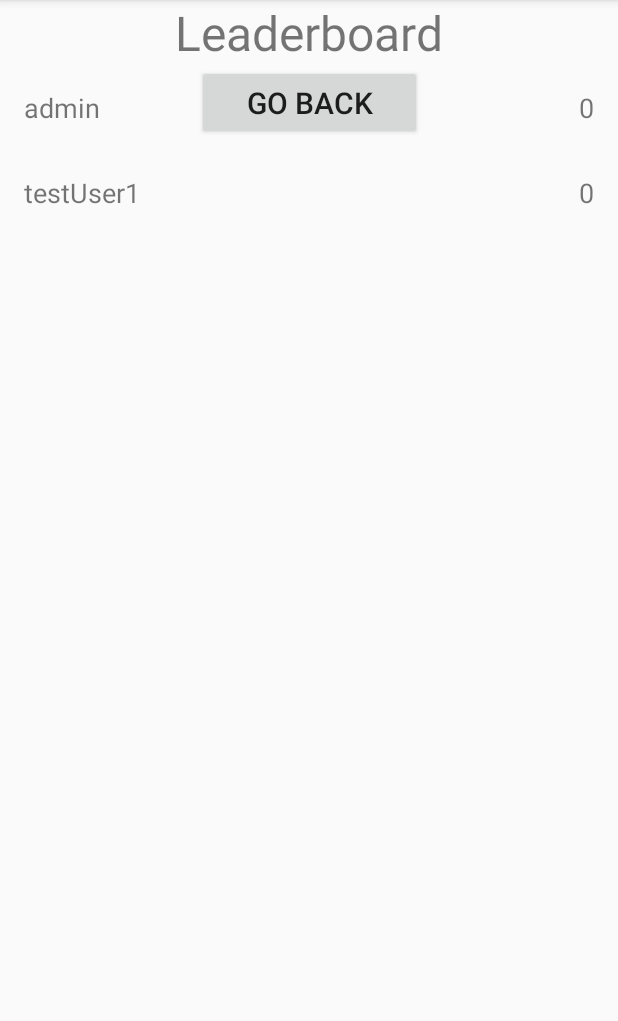
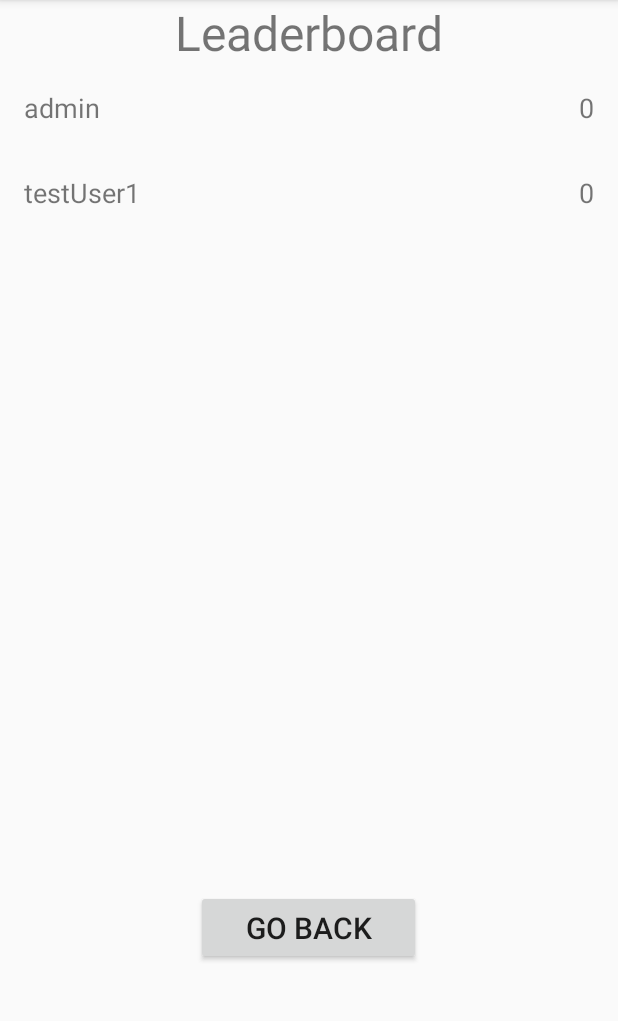
Before and after one commit to Dinomyt/TriviaQuest, an Android app: the LeaderboardActivity screen opened directly, with no data from a screen before it, on a phone screen of 412 x 824 dp, the part 84-1105 px from its top. Run offline under Robolectric (Android 15) with nearby library versions, the phone set to English and light mode, and no system bars; our stand-ins replace Room's generated code.

Commit message:
repositioned go back button on activity leaderboard

```diff
--- a/app/src/main/res/layout/activity_leaderboard.xml
+++ b/app/src/main/res/layout/activity_leaderboard.xml
@@ -25,13 +25,15 @@
         app:layout_constraintTop_toBottomOf="@id/leaderboardTitle" />
 
     <Button
+        android:id="@+id/leaderboardBackButtonTextView"
         android:layout_width="150dp"
         android:layout_height="50dp"
-        android:id="@+id/leaderboardBackButtonTextView"
+        android:layout_marginTop="550dp"
         android:gravity="center"
         android:text="@string/go_back"
         android:textSize="20sp"
         app:layout_constraintEnd_toEndOf="parent"
+        app:layout_constraintHorizontal_bias="0.498"
         app:layout_constraintStart_toStartOf="parent"
         app:layout_constraintTop_toBottomOf="@+id/leaderboardTitle" />
 
```
